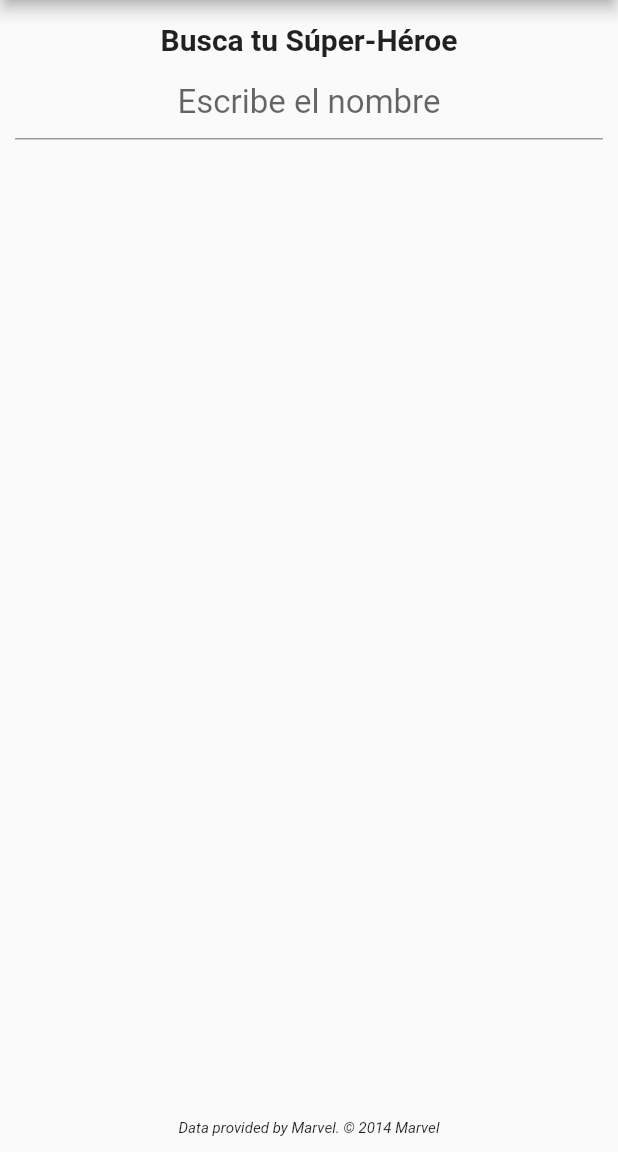
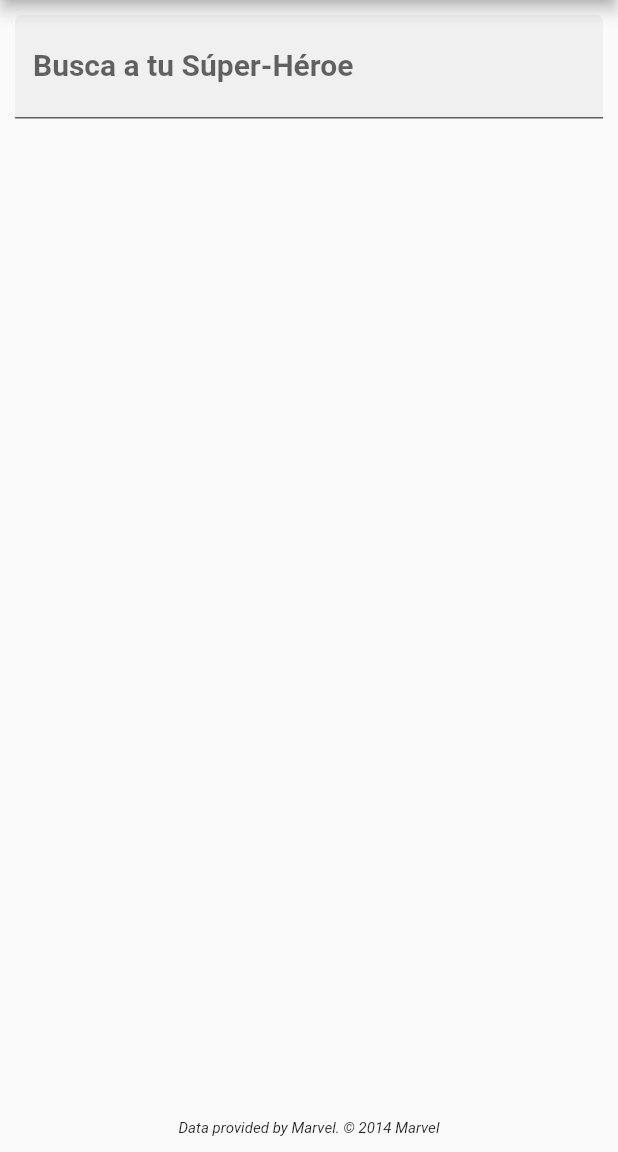
Before and after one commit to xascis/marvel_comics, a Flutter app: the screen it shows after launch, on a phone screen of 412 x 824 dp, the part 84-1236 px from its top. Run offline on Flutter 3.47's test engine with Material 2 defaults, Android fonts, the phone set to English and light mode, and no system bars.

```diff
--- a/lib/character_model.dart
+++ b/lib/character_model.dart
@@ -8,4 +8,7 @@ class Character {
   String urlComics;
   int numberComics;
   int numberEvents;
+
+  // crear un constructor
+
 }
--- a/lib/comic_model.dart
+++ b/lib/comic_model.dart
@@ -2,4 +2,6 @@ class Comic {
   String title;
   String description;
   String thumbnail;
+
+  // crear un constructor
 }
--- a/lib/detail.dart
+++ b/lib/detail.dart
@@ -6,6 +6,9 @@ import 'package:marvel_comics/comic_model.dart';
 import 'package:marvel_comics/detail_controller.dart';
 
 import 'dart:async';
+
+
+// pasar a un widgetless y ordenar mejor los widgets
 
 class DetailPage extends StatefulWidget {
   final Character character;
--- a/lib/detail_controller.dart
+++ b/lib/detail_controller.dart
@@ -5,6 +5,8 @@ import 'package:http/http.dart' as http;
 
 import 'dart:convert';
 import 'dart:async';
+
+// simplificar, pasar a map
 
 class DetailController {
 
--- a/lib/main.dart
+++ b/lib/main.dart
@@ -4,6 +4,8 @@ import 'package:flutter/material.dart';
 import 'package:marvel_comics/character_model.dart';
 import 'package:marvel_comics/main_controller.dart';
 import 'package:marvel_comics/detail.dart';
+
+// pasar a widgetless, implementar controlador textfield, cambiar apariencia textfield, eliminar text inicial
 
 void main() => runApp(new MyApp());
 
@@ -13,7 +15,10 @@ class MyApp extends StatelessWidget {
     return new MaterialApp(
       title: 'Marvel Comic',
       theme: new ThemeData(
-          primarySwatch: Colors.red, primaryColorDark: Colors.red[800]),
+          primarySwatch: Colors.red,
+          primaryColorDark: Colors.red[800],
+          accentColor: Colors.orangeAccent,
+      ),
       home: new MyHomePage(title: 'Marvel'),
     );
   }
@@ -47,19 +52,14 @@ class _MyHomePageState extends State<MyHomePage> {
 
     Future checkTextField(String text) async {
       oldText = text;
-
       await new Future.delayed(new Duration(seconds: 2));
-
       if (text.length >= 3 && oldText == text) {
         _focusNode.unfocus();
-
         setState((){
           itsBusy;
           showError;
         });
-
         await mainController.getData(text);
-
         setState(() {
           characters;
           itsBusy;
@@ -68,28 +68,30 @@ class _MyHomePageState extends State<MyHomePage> {
       }
     }
 
-
-
-    Widget titleSection = new Center(
-      child: new Container(
-        margin: const EdgeInsets.only(top: 10.0),
-        padding: const EdgeInsets.all(5.0),
-        child: new Text(
-          'Busca tu Súper-Héroe',
-          style: new TextStyle(
-            fontSize: 20.0,
-            fontWeight: FontWeight.bold,
-          ),
-        ),
-      ),
-    );
+//    Widget titleSection = new Center(
+//      child: new Container(
+//        margin: const EdgeInsets.only(top: 10.0),
+//        padding: const EdgeInsets.all(5.0),
+//        child: new Text(
+//          'Busca tu Súper-Héroe',
+//          style: new TextStyle(
+//            fontSize: 20.0,
+//            fontWeight: FontWeight.bold,
+//          ),
+//        ),
+//      ),
+//    );
 
     Widget textFieldSuperHero =new Container(
-      margin: const EdgeInsets.only(left: 10.0, right: 10.0, bottom: 10.0),
+      margin: const EdgeInsets.only(left: 10.0, right: 10.0, bottom: 10.0, top: 10.0),
       child: new TextField(
         focusNode: _focusNode,
         textAlign: TextAlign.center,
-        decoration: new InputDecoration(hintText: 'Escribe el nombre'),
+        decoration: new InputDecoration(
+          labelText: 'Busca a tu Súper-Héroe',
+          labelStyle: TextStyle(fontWeight: FontWeight.bold, fontSize: 20.0),
+          filled: true,
+        ),
         onChanged: (text) {
           checkTextField(text);
         },
@@ -181,8 +183,9 @@ class _MyHomePageState extends State<MyHomePage> {
       body: new Column(
         crossAxisAlignment: CrossAxisAlignment.center,
         children: <Widget>[
-          titleSection,
+//          titleSection,
           textFieldSuperHero,
+          // TODO: cambiar esto de ahí abajo
           !itsBusy && !showError ? listViewCharacter : new Container(),
           itsBusy ? loadingIndicator : new Container(),
           showError ? labelResults : new Container(),
--- a/lib/main_controller.dart
+++ b/lib/main_controller.dart
@@ -1,6 +1,8 @@
 import 'character_model.dart';
 import 'dart:convert';
 import 'package:http/http.dart' as http;
+
+// eliminar propiedades, pasar a map, retornar lista?
 
 class MainController {
   List<Character> characters = new List<Character>();
```
